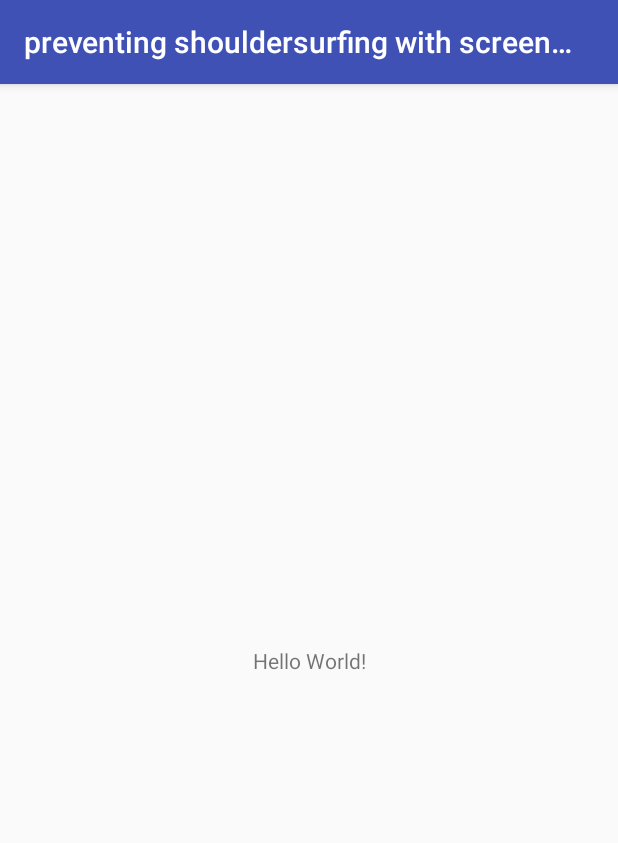
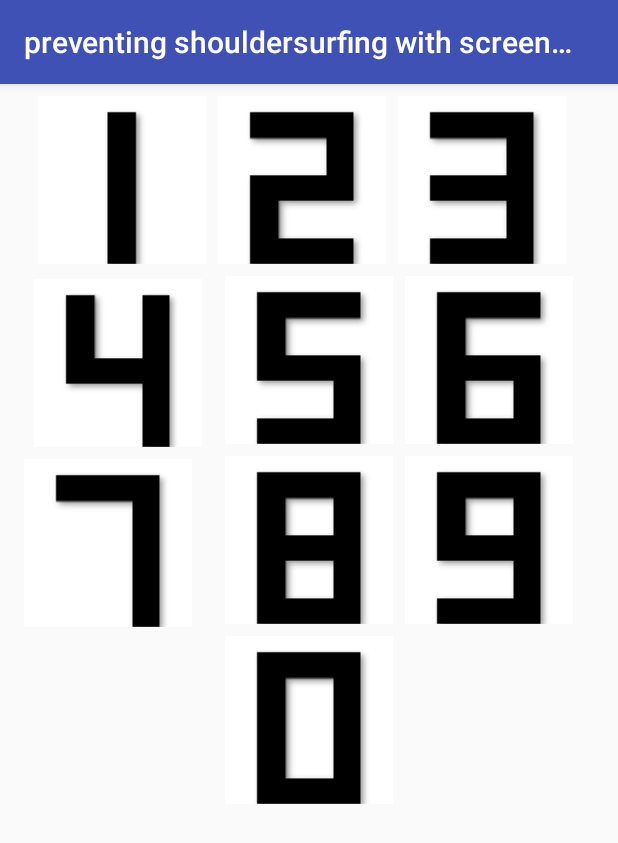
Before and after one commit to ShoFurukawa/preventingshouldersurfingwithscreenmovement, an Android app: the screen it shows after launch (MainActivity), on a phone screen of 412 x 824 dp. Shown: the top 843 px of the screen. Run offline under Robolectric (Android 15) with nearby library versions, the phone set to English and light mode, and no system bars.

Commit message:
テンキーの配置

```diff
--- a/app/build.gradle
+++ b/app/build.gradle
@@ -31,4 +31,5 @@ dependencies {
     testImplementation 'junit:junit:4.12'
     androidTestImplementation 'com.android.support.test:runner:1.0.2'
     androidTestImplementation 'com.android.support.test.espresso:espresso-core:3.0.2'
+    implementation 'com.android.support:recyclerview-v7:28.0.0'
 }
--- a/app/src/main/res/layout/activity_main.xml
+++ b/app/src/main/res/layout/activity_main.xml
@@ -6,13 +6,150 @@
     android:layout_height="match_parent"
     tools:context=".MainActivity">
 
-    <TextView
-        android:layout_width="wrap_content"
-        android:layout_height="wrap_content"
-        android:text="Hello World!"
+    <ImageButton
+        android:id="@+id/one"
+        android:layout_width="112dp"
+        android:layout_height="112dp"
+        android:layout_marginStart="8dp"
+        android:layout_marginEnd="8dp"
         app:layout_constraintBottom_toBottomOf="parent"
-        app:layout_constraintLeft_toLeftOf="parent"
-        app:layout_constraintRight_toRightOf="parent"
-        app:layout_constraintTop_toTopOf="parent" />
+        app:layout_constraintEnd_toStartOf="@+id/two"
+        app:layout_constraintHorizontal_bias="1.0"
+        app:layout_constraintStart_toStartOf="parent"
+        app:layout_constraintTop_toTopOf="@+id/two"
+        app:layout_constraintVertical_bias="0.0"
+        app:srcCompat="@drawable/number_1" />
+
+    <ImageButton
+        android:id="@+id/two"
+        android:layout_width="112dp"
+        android:layout_height="112dp"
+        android:layout_marginStart="8dp"
+        android:layout_marginTop="8dp"
+        android:layout_marginEnd="8dp"
+        android:layout_marginBottom="8dp"
+        app:layout_constraintBottom_toBottomOf="parent"
+        app:layout_constraintEnd_toEndOf="parent"
+        app:layout_constraintHorizontal_bias="0.484"
+        app:layout_constraintStart_toStartOf="parent"
+        app:layout_constraintTop_toTopOf="parent"
+        app:layout_constraintVertical_bias="0.0"
+        app:srcCompat="@drawable/number_2" />
+
+    <ImageButton
+        android:id="@+id/three"
+        android:layout_width="112dp"
+        android:layout_height="112dp"
+        android:layout_marginStart="8dp"
+        app:layout_constraintBottom_toBottomOf="parent"
+        app:layout_constraintEnd_toEndOf="parent"
+        app:layout_constraintHorizontal_bias="0.0"
+        app:layout_constraintStart_toEndOf="@+id/two"
+        app:layout_constraintTop_toTopOf="@+id/two"
+        app:layout_constraintVertical_bias="0.0"
+        app:srcCompat="@drawable/number_3" />
+
+    <ImageButton
+        android:id="@+id/four"
+        android:layout_width="112dp"
+        android:layout_height="112dp"
+        android:layout_marginStart="8dp"
+        android:layout_marginEnd="8dp"
+        app:layout_constraintBottom_toBottomOf="parent"
+        app:layout_constraintEnd_toStartOf="@+id/five"
+        app:layout_constraintHorizontal_bias="0.666"
+        app:layout_constraintStart_toStartOf="parent"
+        app:layout_constraintTop_toTopOf="@+id/five"
+        app:layout_constraintVertical_bias="0.004"
+        app:srcCompat="@drawable/number_4" />
+
+    <ImageButton
+        android:id="@+id/five"
+        android:layout_width="112dp"
+        android:layout_height="112dp"
+        android:layout_marginStart="8dp"
+        android:layout_marginTop="8dp"
+        android:layout_marginEnd="8dp"
+        android:layout_marginBottom="8dp"
+        app:layout_constraintBottom_toBottomOf="parent"
+        app:layout_constraintEnd_toEndOf="parent"
+        app:layout_constraintStart_toStartOf="parent"
+        app:layout_constraintTop_toBottomOf="@+id/two"
+        app:layout_constraintVertical_bias="0.0"
+        app:srcCompat="@drawable/number_5" />
+
+    <ImageButton
+        android:id="@+id/six"
+        android:layout_width="112dp"
+        android:layout_height="112dp"
+        android:layout_marginStart="8dp"
+        android:layout_marginEnd="8dp"
+        app:layout_constraintBottom_toBottomOf="parent"
+        app:layout_constraintEnd_toEndOf="parent"
+        app:layout_constraintHorizontal_bias="0.0"
+        app:layout_constraintStart_toEndOf="@+id/five"
+        app:layout_constraintTop_toTopOf="@+id/five"
+        app:layout_constraintVertical_bias="0.0"
+        app:srcCompat="@drawable/number_6" />
+
+    <ImageButton
+        android:id="@+id/seven"
+        android:layout_width="112dp"
+        android:layout_height="112dp"
+        android:layout_marginStart="8dp"
+        android:layout_marginTop="8dp"
+        android:layout_marginEnd="8dp"
+        app:layout_constraintBottom_toBottomOf="parent"
+        app:layout_constraintEnd_toStartOf="@+id/eight"
+        app:layout_constraintHorizontal_bias="0.375"
+        app:layout_constraintStart_toStartOf="parent"
+        app:layout_constraintTop_toBottomOf="@+id/four"
+        app:layout_constraintVertical_bias="0.0"
+        app:srcCompat="@drawable/number_7" />
+
+    <ImageButton
+        android:id="@+id/eight"
+        android:layout_width="112dp"
+        android:layout_height="112dp"
+        android:layout_marginStart="8dp"
+        android:layout_marginTop="8dp"
+        android:layout_marginEnd="8dp"
+        android:layout_marginBottom="8dp"
+        app:layout_constraintBottom_toBottomOf="parent"
+        app:layout_constraintEnd_toEndOf="parent"
+        app:layout_constraintStart_toStartOf="parent"
+        app:layout_constraintTop_toBottomOf="@+id/five"
+        app:layout_constraintVertical_bias="0.0"
+        app:srcCompat="@drawable/number_8" />
+
+    <ImageButton
+        android:id="@+id/nine"
+        android:layout_width="112dp"
+        android:layout_height="112dp"
+        android:layout_marginStart="8dp"
+        android:layout_marginTop="8dp"
+        android:layout_marginEnd="8dp"
+        app:layout_constraintBottom_toBottomOf="parent"
+        app:layout_constraintEnd_toEndOf="parent"
+        app:layout_constraintHorizontal_bias="0.0"
+        app:layout_constraintStart_toEndOf="@+id/eight"
+        app:layout_constraintTop_toBottomOf="@+id/six"
+        app:layout_constraintVertical_bias="0.0"
+        app:srcCompat="@drawable/nubmer_9" />
+
+    <ImageButton
+        android:id="@+id/zero"
+        android:layout_width="112dp"
+        android:layout_height="112dp"
+        android:layout_marginStart="8dp"
+        android:layout_marginTop="8dp"
+        android:layout_marginEnd="8dp"
+        android:layout_marginBottom="8dp"
+        app:layout_constraintBottom_toBottomOf="parent"
+        app:layout_constraintEnd_toEndOf="parent"
+        app:layout_constraintStart_toStartOf="parent"
+        app:layout_constraintTop_toBottomOf="@+id/eight"
+        app:layout_constraintVertical_bias="0.0"
+        app:srcCompat="@drawable/number_0" />
 
 </android.support.constraint.ConstraintLayout>
--- a/build.gradle
+++ b/build.gradle
@@ -8,7 +8,7 @@ buildscript {
         jcenter()
     }
     dependencies {
-        classpath 'com.android.tools.build:gradle:3.1.4'
+        classpath 'com.android.tools.build:gradle:3.2.1'
         classpath "org.jetbrains.kotlin:kotlin-gradle-plugin:$kotlin_version"
 
         // NOTE: Do not place your application dependencies here; they belong
```
Also changed, not shown: gradle/wrapper/gradle-wrapper.properties.
